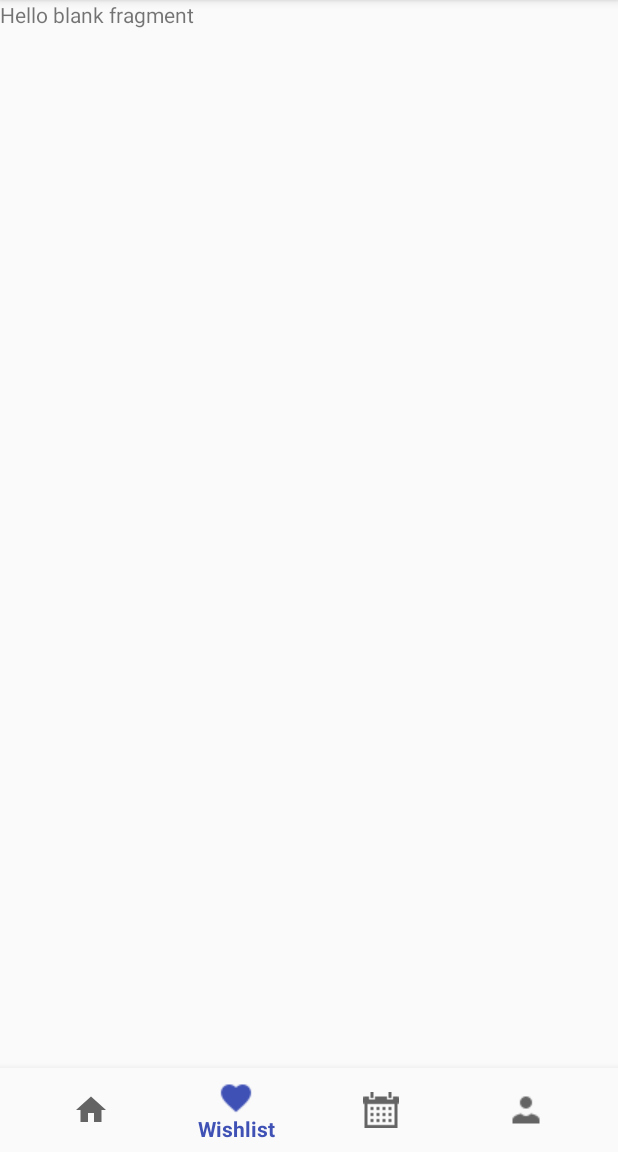
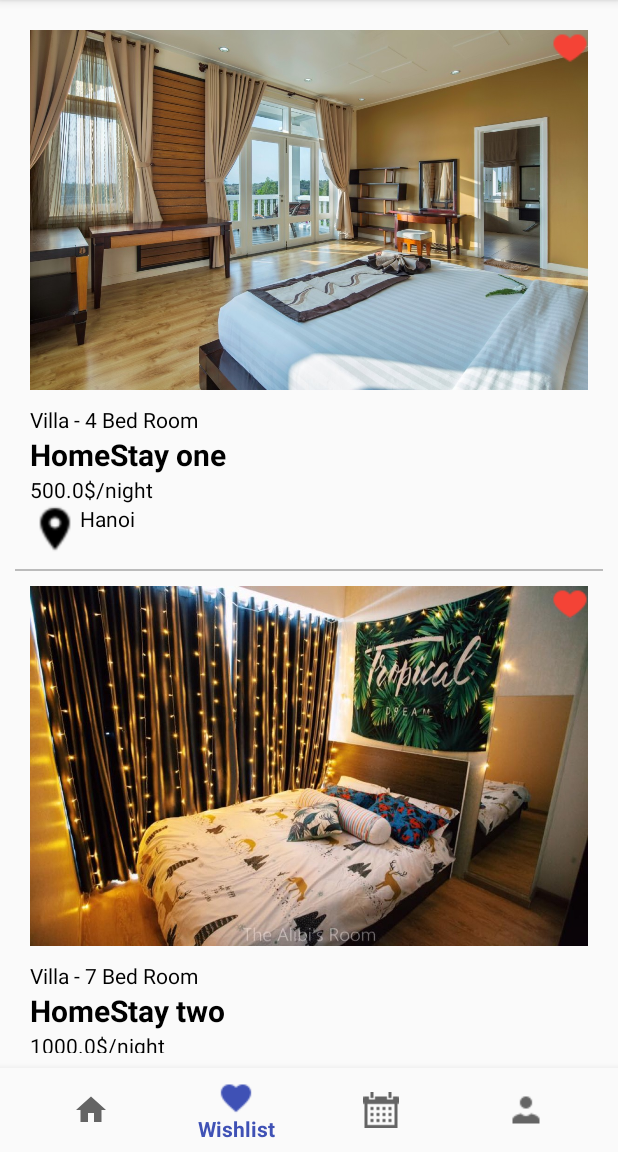
Before and after one commit to ducviet696/cultureHomeBooking, an Android app: the screen it shows after launch (MainActivity), item 2 of the bottom bar chosen, on a phone screen of 412 x 824 dp, the part 84-1236 px from its top. Run offline under Robolectric (Android 15) with nearby library versions, the light colour scheme and no system bars; our stand-ins replace ButterKnife; libraries missing offline, so code that uses them is left out: com.facebook.

Commit message:
commit layout wishlist

```diff
--- a/app/build.gradle
+++ b/app/build.gradle
@@ -29,4 +29,12 @@ dependencies {
     androidTestImplementation 'com.android.support.test.espresso:espresso-core:3.0.2'
     implementation 'com.google.android.gms:play-services-auth:16.0.1'
     implementation 'com.facebook.android:facebook-login:[4,5)'
+
+    implementation 'com.android.support:recyclerview-v7:28.0.0'
+    implementation 'com.android.support:recyclerview-v7:28.0.0'
+
+    // Add ButterKnife Lib
+    implementation 'com.jakewharton:butterknife:8.8.1'
+    annotationProcessor 'com.jakewharton:butterknife-compiler:8.8.1'
+
 }
--- a/app/src/main/java/com/swp/culturehomestay/fragments/main/WishlistFragment.java
+++ b/app/src/main/java/com/swp/culturehomestay/fragments/main/WishlistFragment.java
@@ -3,11 +3,17 @@ package com.swp.culturehomestay.fragments.main;
 
 import android.os.Bundle;
 import android.support.v4.app.Fragment;
+import android.support.v7.widget.LinearLayoutManager;
+import android.support.v7.widget.RecyclerView;
 import android.view.LayoutInflater;
 import android.view.View;
 import android.view.ViewGroup;
 
 import com.swp.culturehomestay.R;
+import com.swp.culturehomestay.adapter.VerticalListHomeAdapter;
+import com.swp.culturehomestay.entity.HomeStay;
+
+import java.util.ArrayList;
 
 /**
  * A simple {@link Fragment} subclass.
@@ -24,7 +30,19 @@ public class WishlistFragment extends Fragment {
     public View onCreateView(LayoutInflater inflater, ViewGroup container,
                              Bundle savedInstanceState) {
         // Inflate the layout for this fragment
-        return inflater.inflate(R.layout.fragment_wishlist, container, false);
+        View view = inflater.inflate(R.layout.fragment_wishlist, container, false);
+        //view.findViewById(R.id.rvWish);
+        RecyclerView recyclerView = (RecyclerView) view.findViewById(R.id.rvWish);;
+        recyclerView.setHasFixedSize(true);
+        LinearLayoutManager layoutManager = new LinearLayoutManager( getContext(), LinearLayoutManager.VERTICAL,false);
+        recyclerView.setLayoutManager(layoutManager);
+        ArrayList<HomeStay> homeStays = new ArrayList<>();
+        homeStays.add(new HomeStay(R.drawable.homestay, "Villa", 4, "HomeStay one", 500, "Hanoi"));
+        homeStays.add(new HomeStay(R.drawable.st2, "Villa", 7, "HomeStay two", 1000, "Thach That, Hoa Lac"));
+        homeStays.add(new HomeStay(R.drawable.homestay, "Villa", 5, "Vina Taba Vil", 200, "FPT University"));
+        VerticalListHomeAdapter adapter = new VerticalListHomeAdapter( homeStays, getContext());
+        recyclerView.setAdapter(adapter);
+        return view;
     }
 
 }
--- a/app/src/main/res/layout/fragment_wishlist.xml
+++ b/app/src/main/res/layout/fragment_wishlist.xml
@@ -1,14 +1,16 @@
 <?xml version="1.0" encoding="utf-8"?>
-<FrameLayout xmlns:android="http://schemas.android.com/apk/res/android"
+<RelativeLayout xmlns:android="http://schemas.android.com/apk/res/android"
     xmlns:tools="http://schemas.android.com/tools"
     android:layout_width="match_parent"
     android:layout_height="match_parent"
+    android:padding="@dimen/default_padding"
     tools:context=".fragments.main.WishlistFragment">
 
     <!-- TODO: Update blank fragment layout -->
-    <TextView
+    <android.support.v7.widget.RecyclerView
+        android:id="@+id/rvWish"
         android:layout_width="match_parent"
-        android:layout_height="match_parent"
-        android:text="@string/hello_blank_fragment" />
+        android:layout_height="wrap_content"></android.support.v7.widget.RecyclerView>
 
-</FrameLayout>
+
+</RelativeLayout>
```
